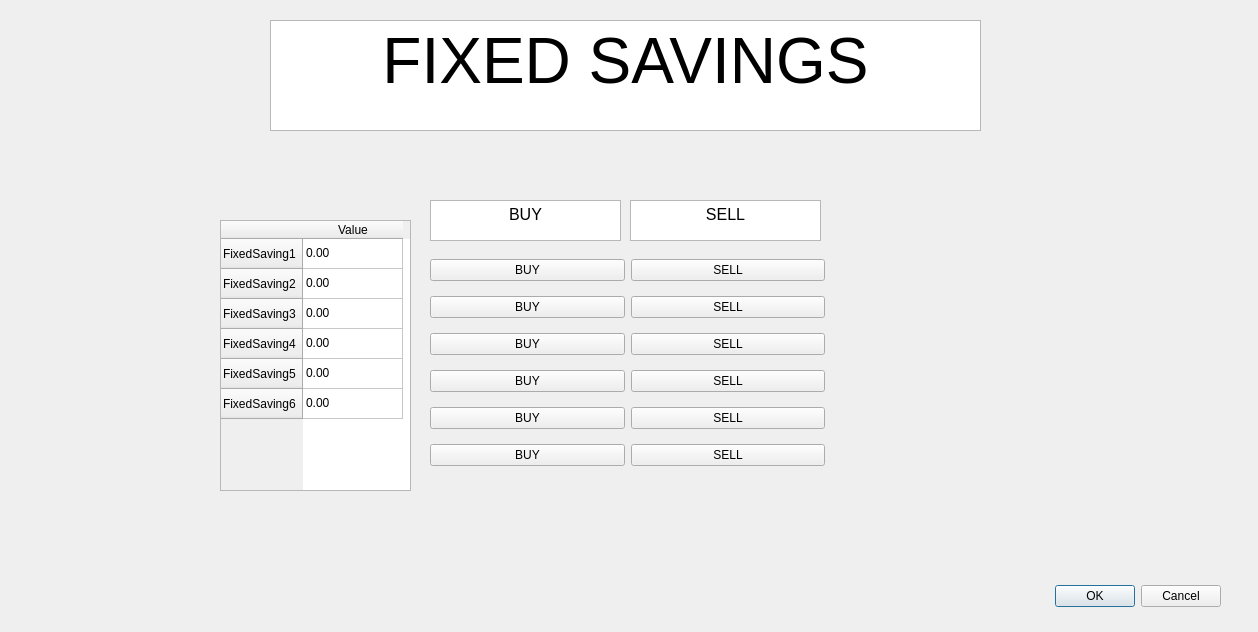
First picture: the form in GameWindowScreen/fixedsaving.ui, repository sj43/hackricecryptogame, before the edit.
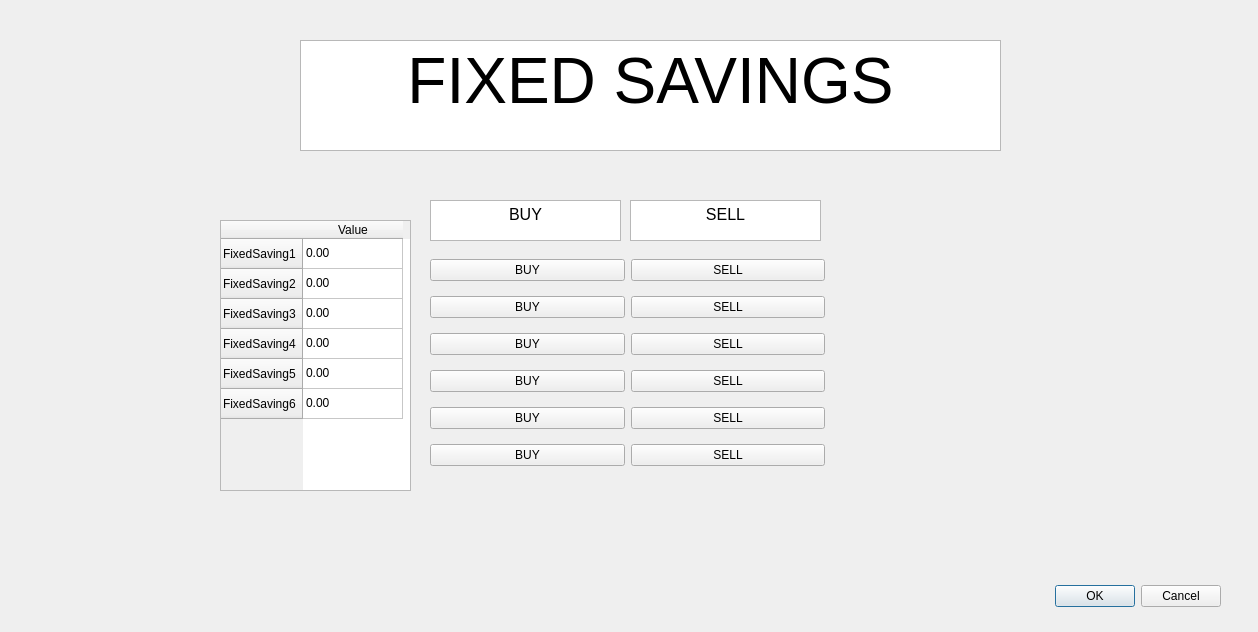
Second picture: the form after the edit.

```diff
--- a/GameWindowScreen/fixedsaving.ui
+++ b/GameWindowScreen/fixedsaving.ui
@@ -234,12 +234,12 @@
     </item>
    </layout>
   </widget>
-  <widget class="QTextEdit" name="textEdit">
+  <widget class="QTextBrowser" name="textBrowser">
    <property name="geometry">
     <rect>
-     <x>270</x>
-     <y>20</y>
-     <width>711</width>
+     <x>300</x>
+     <y>40</y>
+     <width>701</width>
      <height>111</height>
     </rect>
    </property>
```
Left out of the diff: 24 changed lines with no effect on the pictures.
